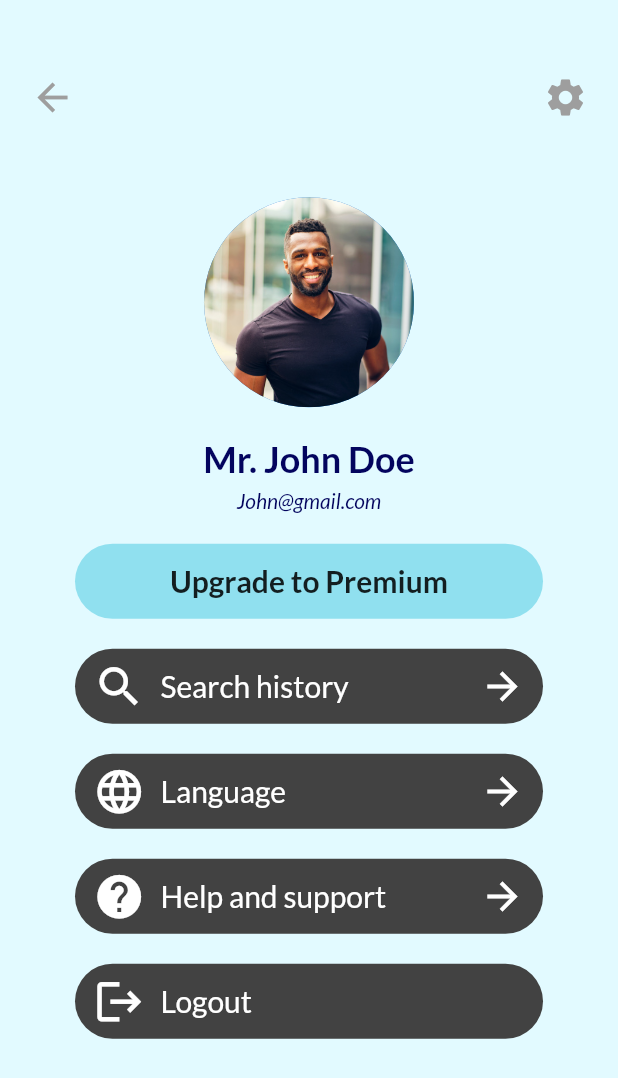
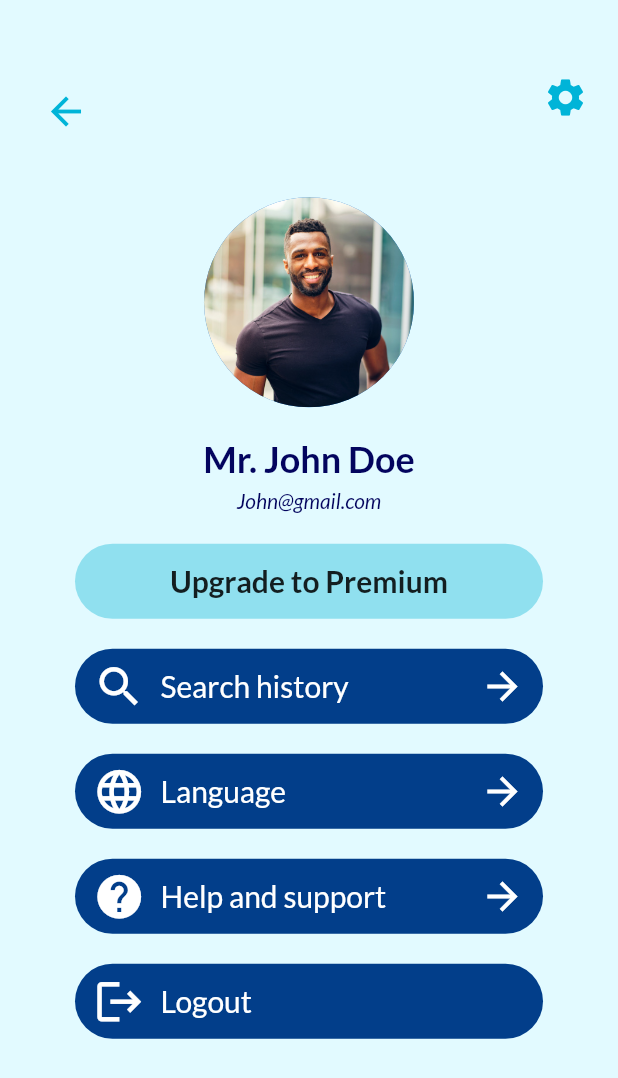
Before and after one commit to chendjou237/heal_point, a Flutter app: the Profile screen opened directly, on a phone screen of 412 x 824 dp. Shown: the top 1078 px of the screen. Run offline on Flutter 3.47's test engine with Material 2 defaults, Android fonts, the phone set to English and light mode, and no system bars; our stand-ins replace cloud_firestore, dio, firebase_auth, firebase_core, firebase_storage, flutter_rating_bar and 10 more; missing offline and left inert: flutter_polyline_points; accounts and stored records are empty; statements that could not run were skipped.

Commit message:
profile and home update

```diff
--- a/lib/screens/profile.dart
+++ b/lib/screens/profile.dart
@@ -2,28 +2,38 @@
 
 import 'package:flutter/material.dart';
 import 'package:google_fonts/google_fonts.dart';
+import 'package:heal_point/providers/providers.dart';
+import 'package:heal_point/utilities/palette.dart';
+import 'package:hooks_riverpod/hooks_riverpod.dart';
 
-class Profile extends StatelessWidget {
+class Profile extends ConsumerWidget {
   const Profile({Key? key}) : super(key: key);
 
   @override
-  Widget build(BuildContext context) {
+  Widget build(BuildContext context, WidgetRef ref) {
+    final _auth = ref.read(authProvider);
     return Scaffold(
       backgroundColor: Color.fromARGB(255, 226, 250, 255),
       body: Stack(
         children: [
-
           Positioned(
             top: 50,
             left: 20,
-            child: Icon(Icons.arrow_back, color: Colors.grey, size: 30,
+            child: IconButton(
+              icon: Icon(
+                Icons.arrow_back,
+                color: secondaryColor,
+                size: 30,
+              ),
+              onPressed: () {
+                Navigator.pop(context);
+              },
             ),
           ),
-
           Positioned(
             top: 50,
             right: 20,
-            child: Icon(Icons.settings, color: Colors.grey, size: 30),
+            child: Icon(Icons.settings, color: secondaryColor, size: 30),
           ),
           Center(
             child: Padding(
@@ -33,10 +43,13 @@ class Profile extends StatelessWidget {
                 mainAxisAlignment: MainAxisAlignment.center,
                 crossAxisAlignment: CrossAxisAlignment.center,
                 children: [
-                  CircleAvatar(
+                  Hero(
+                    tag: 'profile',
+                    child: CircleAvatar(
                       radius: 70,
                       backgroundImage:
                           AssetImage('assets/images/profile_pic.jpg'),
+                    ),
                   ),
                   // ignore: prefer_const_constructors
                   SizedBox(height: 20),
@@ -61,7 +74,7 @@ class Profile extends StatelessWidget {
                   SizedBox(height: 20),
                   Container(
                     decoration: BoxDecoration(
-                      color: Color(0xff90e0ef),
+                      color: secondaryColorLight,
                       borderRadius: BorderRadius.all(
                         Radius.circular(30),
                       ),
@@ -97,10 +110,13 @@ class Profile extends StatelessWidget {
                     arrowShown: true,
                   ),
                   SizedBox(height: 20),
-                  ProfileMenuItem(
+                  GestureDetector(
+                    onTap: ()async => await _auth.signOut(context),
+                    child: ProfileMenuItem(
                       text: 'Logout',
                       icon: Icons.logout,
                       arrowShown: false,
+                    ),
                   ),
                 ],
               ),
@@ -125,7 +141,7 @@ class ProfileMenuItem extends StatelessWidget {
   Widget build(BuildContext context) {
     return Container(
       decoration: BoxDecoration(
-        color: Colors.grey[800],
+        color: primaryColor,
         borderRadius: BorderRadius.all(
           Radius.circular(30),
         ),
@@ -148,7 +164,7 @@ class ProfileMenuItem extends StatelessWidget {
               ),
               SizedBox(width: 10),
               Text(
-                '$text',
+                text,
                 style: GoogleFonts.lato(
                   fontSize: 20,
                   fontWeight: FontWeight.w400,
--- a/pubspec.yaml
+++ b/pubspec.yaml
@@ -51,7 +51,7 @@ flutter:
 
   assets:
     - assets/
-    - assets/images/profile_pic.jpg
+    - assets/images/
 
 flutter_native_splash:
 
```
Also changed, not shown: lib/screens/home.dart (+12 -18 lines). Lines whose indentation alone changed are shown as unchanged.
